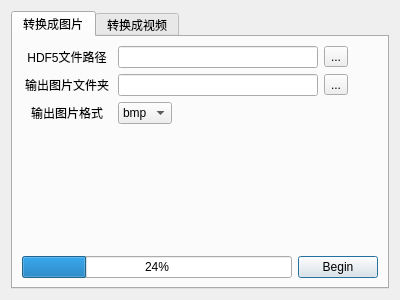
Before: the Qt Designer form cvth5dialog.ui in github188/BumbleBeeControl, drawn with Qt 5.
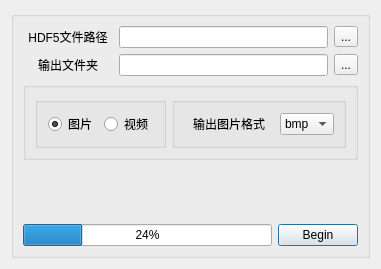
After: the same form once the commit is applied.

Commit message: add hdf5 convert to video func, test the qthread for h5sink

Diff of the .ui file:
```diff
--- a/cvth5dialog.ui
+++ b/cvth5dialog.ui
@@ -6,27 +6,20 @@
    <rect>
     <x>0</x>
     <y>0</y>
-    <width>400</width>
-    <height>300</height>
+    <width>381</width>
+    <height>269</height>
    </rect>
   </property>
   <property name="windowTitle">
    <string>HDF5 转换器</string>
   </property>
   <layout class="QGridLayout" name="gridLayout">
-   <item row="0" column="0">
-    <widget class="QTabWidget" name="tabWidget">
-     <property name="currentIndex">
-      <number>0</number>
-     </property>
-     <widget class="QWidget" name="cvtImg">
-      <attribute name="title">
-       <string>转换成图片</string>
-      </attribute>
+   <item row="1" column="0">
+    <widget class="QGroupBox" name="groupBox">
       <layout class="QGridLayout" name="gridLayout_2">
-       <item row="0" column="0">
-        <layout class="QFormLayout" name="formLayout">
-         <item row="0" column="0">
+      <item row="1" column="0">
+       <layout class="QVBoxLayout" name="verticalLayout">
+        <item>
           <layout class="QHBoxLayout" name="h5FilePath">
            <item>
             <widget class="QLabel" name="h5FilePathLabel">
@@ -66,7 +59,7 @@
            </item>
           </layout>
          </item>
-         <item row="1" column="0">
+        <item>
           <layout class="QHBoxLayout" name="outputDir">
            <item>
             <widget class="QLabel" name="outputDirLabel">
@@ -77,7 +70,7 @@
               </size>
              </property>
              <property name="text">
-              <string>输出图片文件夹</string>
+             <string>输出文件夹</string>
              </property>
              <property name="alignment">
               <set>Qt::AlignCenter</set>
@@ -103,10 +96,106 @@
            </item>
           </layout>
          </item>
+       </layout>
+      </item>
          <item row="3" column="0">
+       <spacer name="verticalSpacer">
+        <property name="orientation">
+         <enum>Qt::Vertical</enum>
+        </property>
+        <property name="sizeHint" stdset="0">
+         <size>
+          <width>20</width>
+          <height>40</height>
+         </size>
+        </property>
+       </spacer>
+      </item>
+      <item row="4" column="0">
+       <layout class="QHBoxLayout" name="buttonLayout">
+        <item>
+         <widget class="QProgressBar" name="progressBar">
+          <property name="sizePolicy">
+           <sizepolicy hsizetype="Expanding" vsizetype="Fixed">
+            <horstretch>1</horstretch>
+            <verstretch>0</verstretch>
+           </sizepolicy>
+          </property>
+          <property name="value">
+           <number>24</number>
+          </property>
+         </widget>
+        </item>
+        <item>
+         <widget class="QPushButton" name="beginButton">
+          <property name="text">
+           <string>Begin</string>
+          </property>
+         </widget>
+        </item>
+       </layout>
+      </item>
+      <item row="2" column="0">
+       <widget class="QGroupBox" name="groupBox">
+        <layout class="QHBoxLayout" name="optionLayout">
+         <item>
+          <widget class="QGroupBox" name="radioGroupBox">
+           <layout class="QHBoxLayout" name="outputSelect">
+            <item>
+             <widget class="QRadioButton" name="imgRadioButton">
+              <property name="sizePolicy">
+               <sizepolicy hsizetype="Maximum" vsizetype="Fixed">
+                <horstretch>0</horstretch>
+                <verstretch>0</verstretch>
+               </sizepolicy>
+              </property>
+              <property name="layoutDirection">
+               <enum>Qt::LeftToRight</enum>
+              </property>
+              <property name="autoFillBackground">
+               <bool>false</bool>
+              </property>
+              <property name="text">
+               <string>图片</string>
+              </property>
+              <property name="checked">
+               <bool>true</bool>
+              </property>
+              <attribute name="buttonGroup">
+               <string notr="true">buttonGroup</string>
+              </attribute>
+             </widget>
+            </item>
+            <item>
+             <widget class="QRadioButton" name="videoRadioButton">
+              <property name="sizePolicy">
+               <sizepolicy hsizetype="Maximum" vsizetype="Fixed">
+                <horstretch>0</horstretch>
+                <verstretch>0</verstretch>
+               </sizepolicy>
+              </property>
+              <property name="text">
+               <string>视频</string>
+              </property>
+              <attribute name="buttonGroup">
+               <string notr="true">buttonGroup</string>
+              </attribute>
+             </widget>
+            </item>
+           </layout>
+          </widget>
+         </item>
+         <item>
+          <widget class="QGroupBox" name="groupBox_2">
           <layout class="QHBoxLayout" name="imageType">
            <item>
             <widget class="QLabel" name="imageTypeLabel">
+              <property name="sizePolicy">
+               <sizepolicy hsizetype="Maximum" vsizetype="Preferred">
+                <horstretch>0</horstretch>
+                <verstretch>0</verstretch>
+               </sizepolicy>
+              </property>
              <property name="minimumSize">
               <size>
                <width>90</width>
@@ -123,6 +212,12 @@
            </item>
            <item>
             <widget class="QComboBox" name="imageTypeComboBox">
+              <property name="sizePolicy">
+               <sizepolicy hsizetype="Maximum" vsizetype="Fixed">
+                <horstretch>0</horstretch>
+                <verstretch>0</verstretch>
+               </sizepolicy>
+              </property>
              <item>
               <property name="text">
                <string>bmp</string>
@@ -146,40 +241,12 @@
             </widget>
            </item>
           </layout>
+          </widget>
          </item>
         </layout>
-       </item>
-       <item row="1" column="0">
-        <layout class="QHBoxLayout" name="horizontalLayout">
-         <item>
-          <widget class="QProgressBar" name="progressBar">
-           <property name="sizePolicy">
-            <sizepolicy hsizetype="Expanding" vsizetype="Fixed">
-             <horstretch>1</horstretch>
-             <verstretch>0</verstretch>
-            </sizepolicy>
-           </property>
-           <property name="value">
-            <number>24</number>
-           </property>
-          </widget>
-         </item>
-         <item>
-          <widget class="QPushButton" name="beginButton">
-           <property name="text">
-            <string>Begin</string>
-           </property>
-          </widget>
-         </item>
-        </layout>
-       </item>
-      </layout>
-     </widget>
-     <widget class="QWidget" name="cvtVideo">
-      <attribute name="title">
-       <string>转换成视频</string>
-      </attribute>
-     </widget>
+       </widget>
+      </item>
+     </layout>
     </widget>
    </item>
   </layout>
```
Left out of the diff: 4 changed lines with no effect on the pictures. Lines whose indentation alone changed are shown as unchanged. The commit also changes 9 other files.
